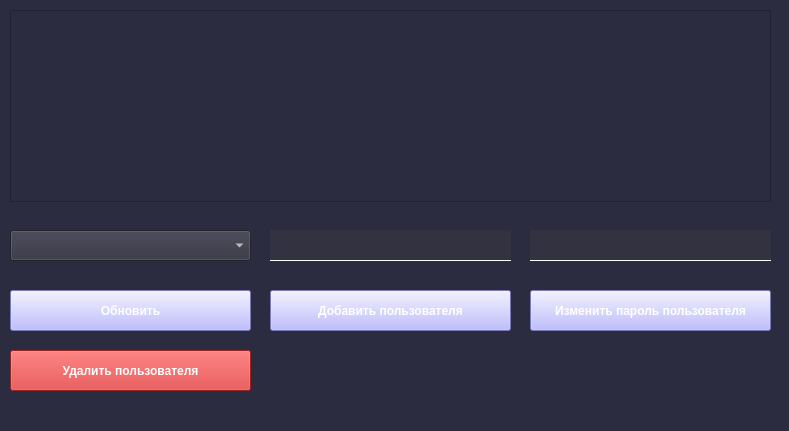
First picture: the form in AdminWindow.ui, repository EgLeVor/Course, before the edit.
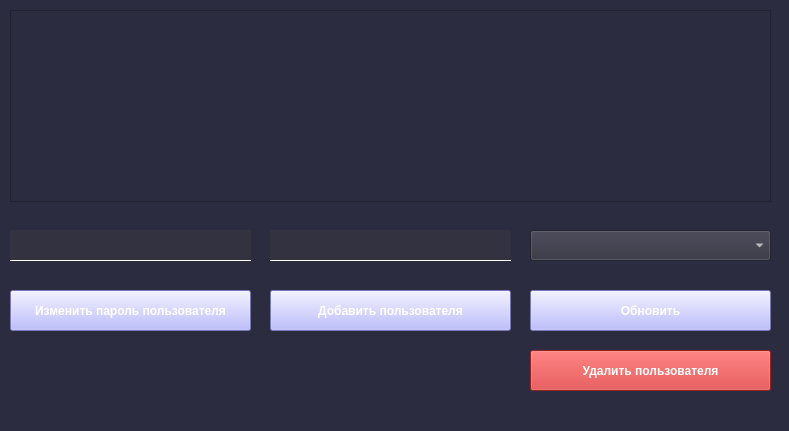
Second picture: the form after the edit.

Commit message: admin window layout fix

```diff
--- a/AdminWindow.ui
+++ b/AdminWindow.ui
@@ -66,7 +66,7 @@
    <widget class="QPushButton" name="refresh_tbl">
     <property name="geometry">
      <rect>
-      <x>10</x>
+      <x>530</x>
       <y>290</y>
       <width>241</width>
       <height>41</height>
@@ -92,7 +92,7 @@
    <widget class="QPushButton" name="delete_btn">
     <property name="geometry">
      <rect>
-      <x>10</x>
+      <x>530</x>
       <y>350</y>
       <width>241</width>
       <height>41</height>
@@ -105,7 +105,7 @@
    <widget class="QPushButton" name="update_btn">
     <property name="geometry">
      <rect>
-      <x>530</x>
+      <x>10</x>
       <y>290</y>
       <width>241</width>
       <height>41</height>
@@ -118,7 +118,7 @@
    <widget class="QComboBox" name="lgn_box">
     <property name="geometry">
      <rect>
-      <x>10</x>
+      <x>530</x>
       <y>230</y>
       <width>241</width>
       <height>31</height>
@@ -128,7 +128,7 @@
    <widget class="QLineEdit" name="pwd_line">
     <property name="geometry">
      <rect>
-      <x>530</x>
+      <x>10</x>
       <y>230</y>
       <width>241</width>
       <height>31</height>
```
